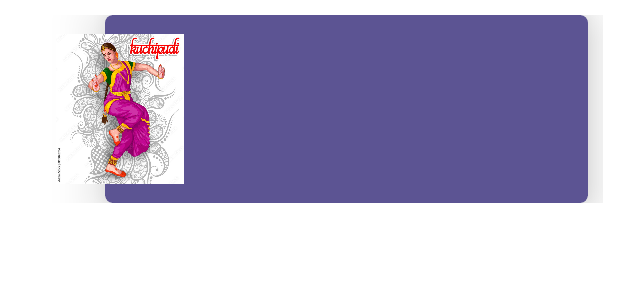
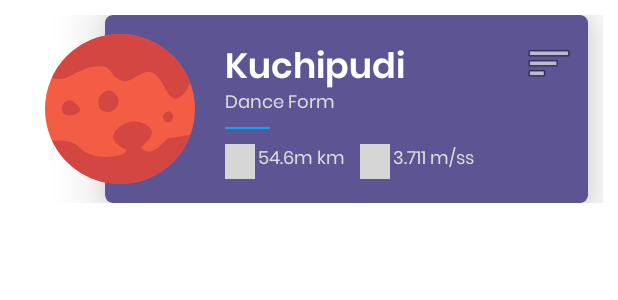
Before and after one commit to mehulaswar06/DanceArenaApp, an Android app: the layout view.xml on its own in the app's theme, with its tools: preview values and no code run, on a phone screen of 412 x 824 dp. Shown: the top 300 px of the screen. Run offline under Robolectric (Android 15) with nearby library versions, the phone set to English and light mode, and no system bars; grey boxes are pictures that could not be loaded.

Commit message:
completed view.xml

```diff
--- /dev/null
+++ b/app/src/main/res/drawable/ic_mars.xml
@@ -0,0 +1,24 @@
+<vector xmlns:android="http://schemas.android.com/apk/res/android"
+    android:width="74dp"
+    android:height="74dp"
+    android:viewportWidth="74"
+    android:viewportHeight="74">
+  <path
+      android:pathData="M37,37m-37,0a37,37 0,1 1,74 0a37,37 0,1 1,-74 0"
+      android:fillColor="#f35d44"/>
+  <path
+      android:pathData="M68.167,29.681a12.475,12.475 0,0 0,3.383 -5.923,37 37,0 0,0 -68.177,-2.189 11.1,11.1 0,0 0,8.544 -0.6c9.083,-4.641 11.028,-5.035 16.083,-5.035 5.351,0 4.584,7.228 11.834,7.228a6.38,6.38 0,0 0,2.865 -0.808c2.084,-0.967 6.065,-4.043 8.8,-3.692 6.32,0.809 7.84,12.447 12.587,13.185C65.151,32.018 66.428,31.419 68.167,29.681Z"
+      android:fillColor="#d34642"/>
+  <path
+      android:pathData="M3.547,52.816a37.006,37.006 0,0 0,68.094 -2.8c-2.769,-0.124 -7.657,1.321 -9.974,1.321 -3.333,0 -7.753,11.111 -14,4.864 -1.37,-1.369 10.552,-6.362 2,-11.515 -4.625,-2.786 -9.917,-1.248 -13.375,1.526 -6.343,5.088 0.708,9.438 2.042,9.965 7.6,3.005 -12.753,8.259 -21,0.012C13.64,52.492 8.31,52.113 3.547,52.816Z"
+      android:fillColor="#d34642"/>
+  <path
+      android:pathData="M17.38,37.05c0.465,2.322 -3.615,3.087 -5.815,3.087s-3.231,-1.209 -3.231,-3.577 2.964,-4.7 4.864,-3.585C14.203,33.562 17.188,36.086 17.38,37.05Z"
+      android:fillColor="#d34642"/>
+  <path
+      android:pathData="M36.197,32.285a5.336,5.336 0,0 1,-5.3 6.149c-3.108,0 -4.563,-1.707 -4.563,-5.052s4.186,-6.63 6.87,-5.063A6.881,6.881 0,0 1,36.197 32.285Z"
+      android:fillColor="#d34642"/>
+  <path
+      android:pathData="M63.265,40.36a2.668,2.668 0,0 1,-2.65 3.074c-1.554,0 -2.281,-0.853 -2.281,-2.526s2.093,-3.315 3.435,-2.531A3.434,3.434 0,0 1,63.265 40.36Z"
+      android:fillColor="#d34642"/>
+</vector>
--- a/app/src/main/res/layout/view.xml
+++ b/app/src/main/res/layout/view.xml
@@ -1,41 +1,119 @@
 <?xml version="1.0" encoding="utf-8"?>
 <LinearLayout xmlns:android="http://schemas.android.com/apk/res/android"
+    xmlns:app="http://schemas.android.com/apk/res-auto"
     android:layout_width="match_parent"
     android:layout_height="wrap_content"
-    xmlns:app="http://schemas.android.com/apk/res-auto"
     android:layout_marginStart="20dp"
     android:layout_marginBottom="15dp"
     android:gravity="center_vertical"
     android:padding="10dp">
+
     <ImageView
         android:id="@+id/planet_img"
         android:layout_width="100dp"
         android:layout_height="100dp"
-        android:src="@drawable/kuchipudi_dance"
         android:elevation="30dp"
+        android:src="@drawable/ic_mars" />
 
-        />
+
     <androidx.cardview.widget.CardView
         android:layout_width="match_parent"
         android:layout_height="125dp"
         android:layout_marginStart="-60dp"
         android:layout_marginEnd="10dp"
-        app:cardElevation="20dp"
+        android:backgroundTint="@color/secondary"
         app:cardCornerRadius="5dp"
-        android:backgroundTint="@color/secondary"
-        >
+        app:cardElevation="20dp">
+
         <LinearLayout
             android:layout_width="match_parent"
             android:layout_height="wrap_content"
-            android:gravity="center_vertical"
+            android:layout_gravity="center_vertical"
             android:layout_marginStart="80dp"
             android:orientation="vertical">
 
+            <LinearLayout
+                android:layout_width="match_parent"
+                android:layout_height="wrap_content"
+                android:orientation="horizontal">
+
+                <TextView
+                    android:id="@+id/title"
+                    android:layout_width="0dp"
+                    android:layout_height="wrap_content"
+                    android:layout_weight="1"
+                    android:fontFamily="@font/poppins_semibold"
+                    android:text="Kuchipudi"
+                    android:textColor="@color/white"
+                    android:textSize="23sp"
+                    android:textStyle="bold" />
+
+                <ImageView
+                    android:layout_width="wrap_content"
+                    android:layout_height="wrap_content"
+                    android:layout_marginEnd="10dp"
+                    android:src="@android:drawable/ic_menu_sort_by_size" />
+            </LinearLayout>
+
+
+            <TextView
+                android:id="@+id/galaxy"
+                android:layout_width="wrap_content"
+                android:layout_height="wrap_content"
+                android:layout_marginTop="-7dp"
+                android:fontFamily="@font/poppins_regular"
+                android:text="Dance Form"
+                android:textColor="@color/subtext"
+                android:textSize="12sp" />
+
+            <View
+                android:layout_width="30dp"
+                android:layout_height="1dp"
+                android:layout_marginTop="5dp"
+                android:background="#03A9F4"
+                android:orientation="vertical" />
+
+
+            <LinearLayout
+                android:layout_width="match_parent"
+                android:layout_height="wrap_content"
+                android:layout_marginTop="10dp"
+                android:orientation="horizontal">
+                <ImageView
+                    android:layout_width="20dp"
+                    android:layout_height="23dp"
+                    android:src="@drawable/ic_distance"/>
+                <TextView
+                    android:id="@+id/distance"
+                    android:layout_width="wrap_content"
+                    android:layout_height="match_parent"
+                    android:layout_marginStart="2dp"
+                    android:fontFamily="@font/poppins_regular"
+                    android:text="54.6m km"
+                    android:textColor="@color/subtext"
+                    android:textSize="12sp"
+                    />
+                <ImageView
+                    android:layout_width="20dp"
+                    android:layout_height="23dp"
+                    android:layout_marginStart="10dp"
+                    android:src="@drawable/ic_gravity"/>
+                <TextView
+                    android:id="@+id/gravity"
+                    android:layout_width="wrap_content"
+                    android:layout_height="wrap_content"
+                    android:layout_marginStart="2dp"
+                    android:fontFamily="@font/poppins_regular"
+                    android:text="3.711 m/ss"
+                    android:textColor="@color/subtext"
+                    android:textSize="12sp"
+                    />
+            </LinearLayout>
+
         </LinearLayout>
+
 
     </androidx.cardview.widget.CardView>
 
 
-
-
 </LinearLayout>
```
